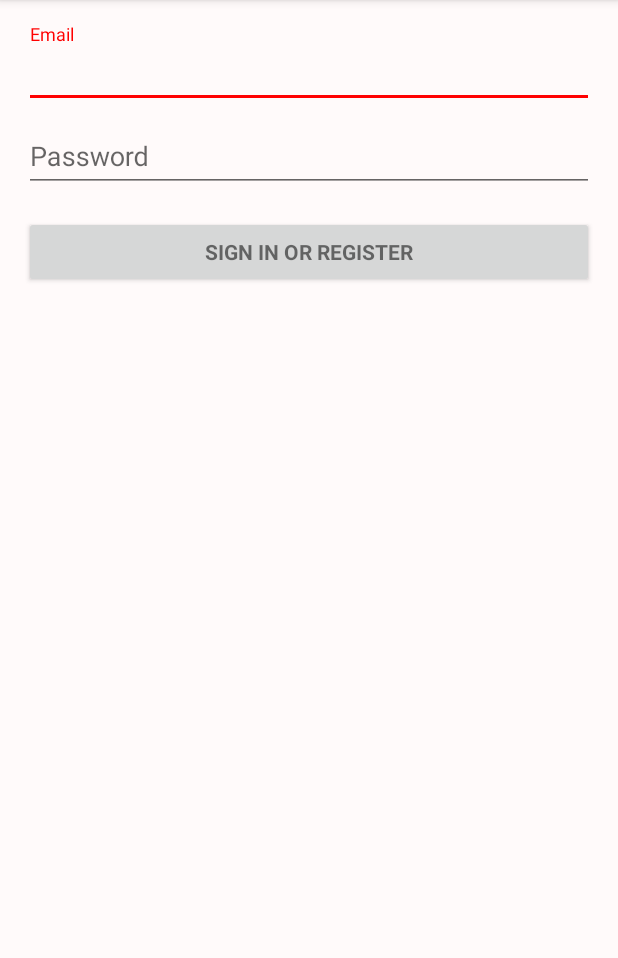
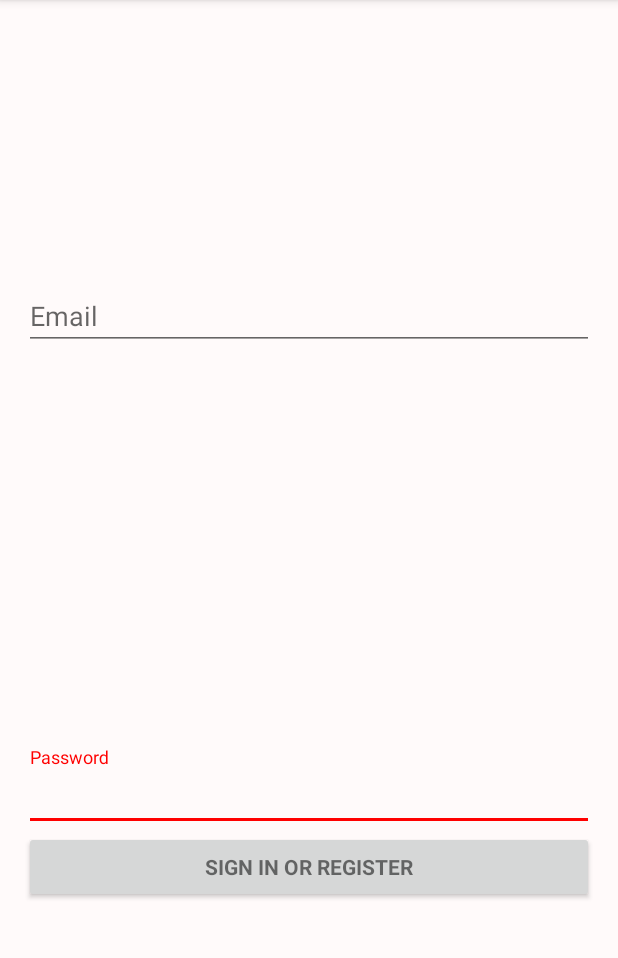
Before and after one commit to motakill/ShareAndSearchFood, an Android app: the screen it shows after launch (LoginActivity), on a phone screen of 412 x 824 dp, the part 84-1042 px from its top. Run offline under Robolectric (Android 15) with nearby library versions, the phone set to English and light mode, and no system bars; 3 statements that could not run were skipped.

Commit message:
EU fiz um commit

```diff
--- a/app/src/main/res/layout/activity_login.xml
+++ b/app/src/main/res/layout/activity_login.xml
@@ -1,4 +1,4 @@
-<LinearLayout xmlns:android="http://schemas.android.com/apk/res/android"
+<RelativeLayout xmlns:android="http://schemas.android.com/apk/res/android"
     xmlns:tools="http://schemas.android.com/tools"
     android:layout_width="match_parent"
     android:layout_height="match_parent"
@@ -21,36 +21,24 @@
         android:layout_marginBottom="8dp"
         android:visibility="gone" />
 
-    <ScrollView
-        android:id="@+id/login_form"
-        android:layout_width="match_parent"
-        android:layout_height="match_parent">
-
-        <LinearLayout
-            android:id="@+id/email_login_form"
+    <Button
+        android:id="@+id/email_sign_in_button"
+        style="?android:textAppearanceSmall"
         android:layout_width="match_parent"
         android:layout_height="wrap_content"
-            android:orientation="vertical">
+        android:text="@string/action_sign_in"
+        android:textStyle="bold"
+        android:layout_marginBottom="150dp"
+        android:layout_alignParentBottom="true"
+        android:layout_alignParentLeft="true"
+        android:layout_alignParentStart="true" />
 
     <android.support.design.widget.TextInputLayout
         android:layout_width="match_parent"
-                android:layout_height="wrap_content">
-
-                <AutoCompleteTextView
-                    android:id="@+id/email"
-                    android:layout_width="match_parent"
         android:layout_height="wrap_content"
-                    android:hint="@string/prompt_email"
-                    android:inputType="textEmailAddress"
-                    android:maxLines="1"
-                    android:singleLine="true"
-                    android:textSize="18sp" />
-
-            </android.support.design.widget.TextInputLayout>
-
-            <android.support.design.widget.TextInputLayout
-                android:layout_width="match_parent"
-                android:layout_height="wrap_content">
+        android:layout_above="@+id/email_sign_in_button"
+        android:layout_alignParentLeft="true"
+        android:layout_alignParentStart="true">
 
         <EditText
             android:id="@+id/password"
@@ -67,15 +55,18 @@
 
     </android.support.design.widget.TextInputLayout>
 
-            <Button
-                android:id="@+id/email_sign_in_button"
-                style="?android:textAppearanceSmall"
+    <AutoCompleteTextView
+        android:id="@+id/email"
         android:layout_width="match_parent"
         android:layout_height="wrap_content"
-                android:layout_marginTop="16dp"
-                android:text="@string/action_sign_in"
-                android:textStyle="bold" />
+        android:hint="@string/prompt_email"
+        android:inputType="textEmailAddress"
+        android:maxLines="1"
+        android:singleLine="true"
+        android:textSize="18sp"
+        android:layout_marginTop="172dp"
+        android:layout_below="@+id/textInputLayout2"
+        android:layout_alignParentLeft="true"
+        android:layout_alignParentStart="true" />
 
-        </LinearLayout>
-    </ScrollView>
-</LinearLayout>
+</RelativeLayout>
```
Lines whose indentation alone changed are shown as unchanged.
